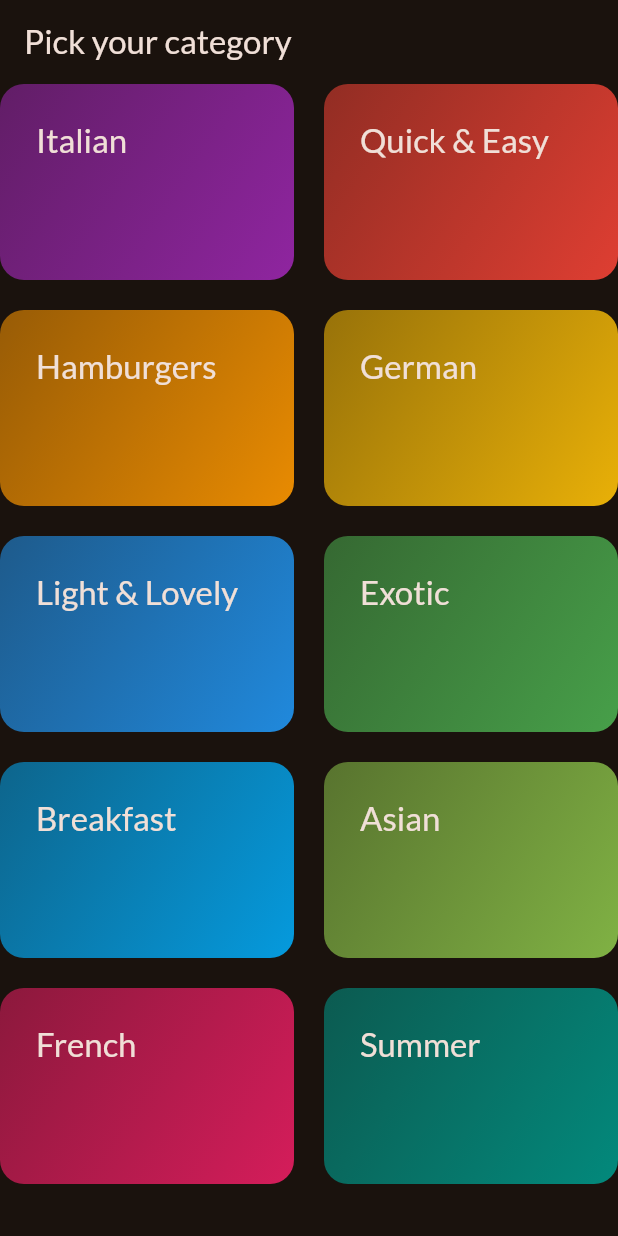
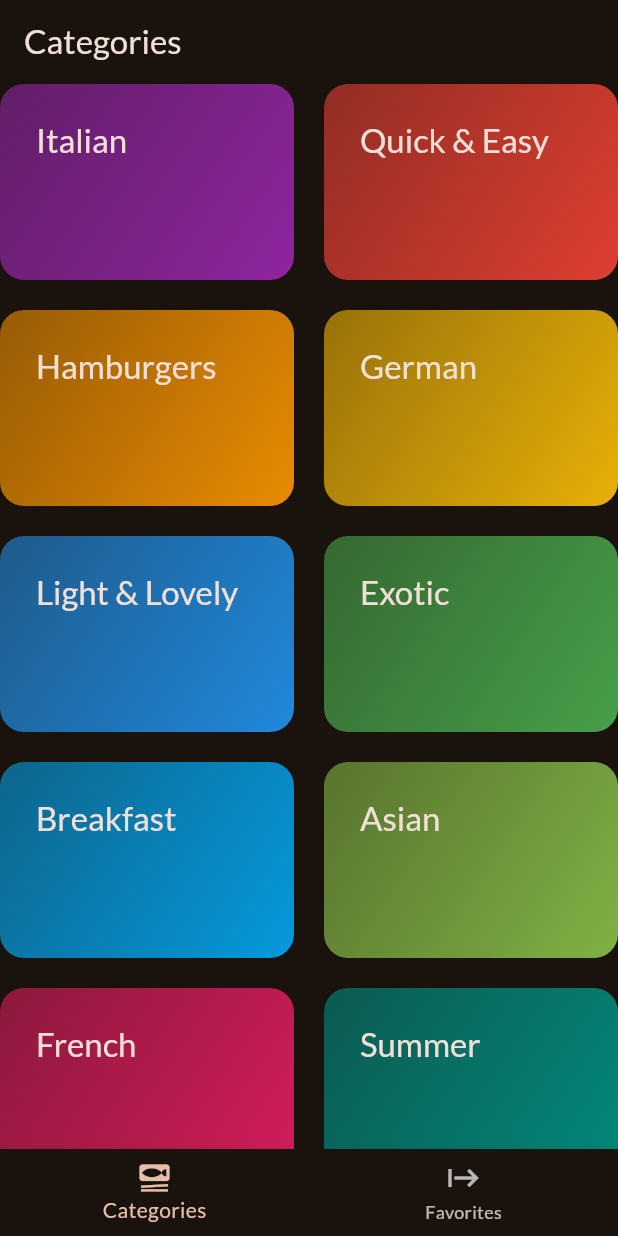
Before and after one commit to Chohanwool/flutter_meals_app, a Flutter app: the screen it shows after launch, on a phone screen of 412 x 824 dp. Run offline on Flutter 3.47's test engine with Material 3 defaults, Android fonts, the phone set to English and light mode, and no system bars; our stand-ins replace google_fonts, transparent_image.

Commit message:
[feat] BottomNavigationBar 적용

```diff
--- a/lib/main.dart
+++ b/lib/main.dart
@@ -1,7 +1,7 @@
 import 'package:flutter/material.dart';
 
 import 'package:google_fonts/google_fonts.dart';
-import 'package:meals/screens/categories.dart';
+import 'package:meals/screens/tabs.dart';
 
 final theme = ThemeData(
   useMaterial3: true,
@@ -21,6 +21,6 @@ class App extends StatelessWidget {
 
   @override
   Widget build(BuildContext context) {
-    return MaterialApp(theme: theme, home: const CategoriesScreen());
+    return MaterialApp(theme: theme, home: const TabsScreen());
   }
 }
--- a/lib/screens/categories.dart
+++ b/lib/screens/categories.dart
@@ -23,9 +23,7 @@ class CategoriesScreen extends StatelessWidget {
 
   @override
   Widget build(BuildContext context) {
-    return Scaffold(
-      appBar: AppBar(title: const Text('Pick your category')),
-      body: GridView(
+    return GridView(
       gridDelegate: const SliverGridDelegateWithFixedCrossAxisCount(
         crossAxisCount: 2,
         childAspectRatio: 3 / 2,
@@ -44,7 +42,6 @@ class CategoriesScreen extends StatelessWidget {
             },
           ),
       ],
-      ),
     );
   }
 }
--- /dev/null
+++ b/lib/screens/tabs.dart
@@ -0,0 +1,48 @@
+import 'package:flutter/material.dart';
+import 'package:meals/screens/categories.dart';
+import 'package:meals/screens/meals.dart';
+
+class TabsScreen extends StatefulWidget {
+  const TabsScreen({super.key});
+
+  @override
+  State<TabsScreen> createState() => _TablScreen();
+}
+
+class _TablScreen extends State<TabsScreen> {
+  int _selectedPageIndex = 0;
+
+  void _selectPage(int index) {
+    setState(() {
+      _selectedPageIndex = index;
+    });
+  }
+
+  @override
+  Widget build(BuildContext context) {
+    Widget activePage = const CategoriesScreen();
+    var activePageTitle = 'Categories';
+
+    if (_selectedPageIndex == 1) {
+      activePage = MealsScreen(meals: []);
+      activePageTitle = 'Your Favorites';
+    }
+
+    return Scaffold(
+      appBar: AppBar(title: Text(activePageTitle)),
+      // body will set dynamically
+      body: activePage,
+      bottomNavigationBar: BottomNavigationBar(
+        onTap: _selectPage,
+        currentIndex: _selectedPageIndex,
+        items: const [
+          BottomNavigationBarItem(
+            icon: Icon(Icons.set_meal),
+            label: 'Categories',
+          ),
+          BottomNavigationBarItem(icon: Icon(Icons.start), label: 'Favorites'),
+        ],
+      ),
+    );
+  }
+}
--- a/lib/widgets/category_grid_item.dart
+++ b/lib/widgets/category_grid_item.dart
@@ -1,6 +1,4 @@
 import 'package:flutter/material.dart';
-import 'package:meals/main.dart';
-
 import 'package:meals/models/category.dart';
 
 class CategoryGridItem extends StatelessWidget {
```
Also changed, not shown: lib/screens/meals.dart (+10 -6 lines). Lines whose indentation alone changed are shown as unchanged.
